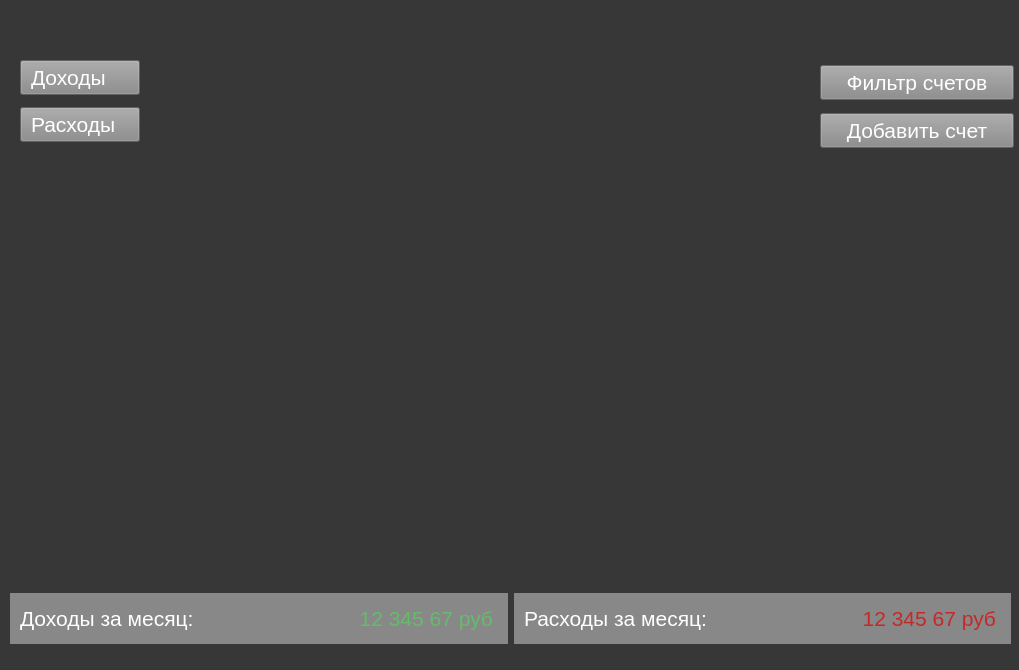
Old version of the form ui/main.ui in the repository Protocs/OkayMoney.
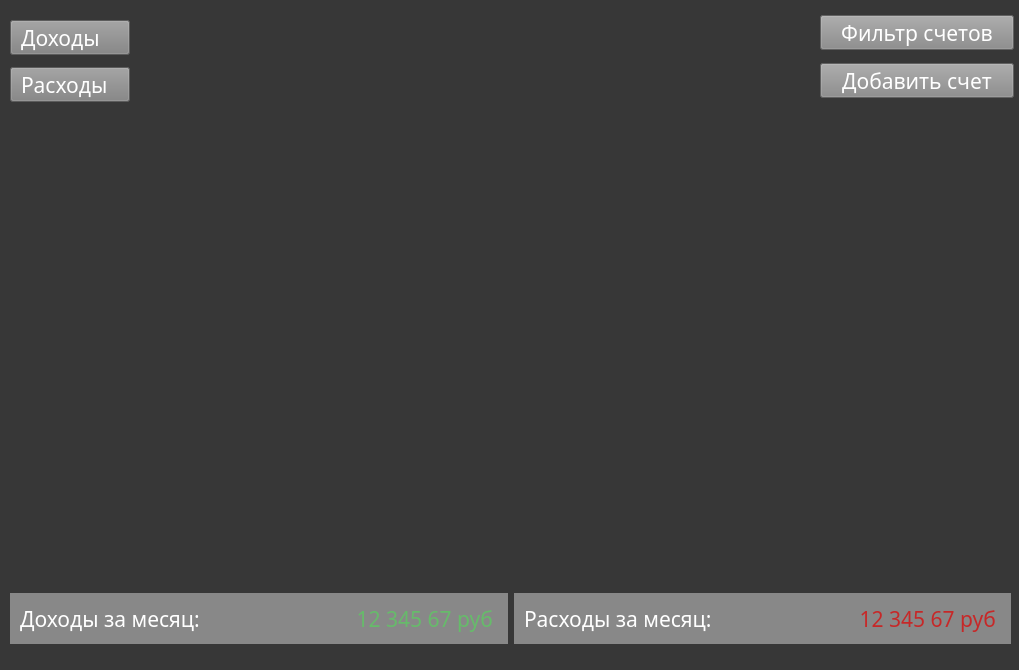
New version of the form.

Commit message: Изменил шрифты в главном окне

```diff
--- a/ui/main.ui
+++ b/ui/main.ui
@@ -38,7 +38,7 @@
     <property name="geometry">
      <rect>
       <x>820</x>
-      <y>50</y>
+      <y>0</y>
       <width>194</width>
       <height>111</height>
      </rect>
@@ -63,6 +63,7 @@
        </property>
        <property name="font">
         <font>
+         <family>Gotham Pro Medium</family>
          <pointsize>16</pointsize>
         </font>
        </property>
@@ -92,6 +93,7 @@
        </property>
        <property name="font">
         <font>
+         <family>Gotham Pro Medium</family>
          <pointsize>16</pointsize>
         </font>
        </property>
@@ -110,8 +112,8 @@
    <widget class="QWidget" name="layoutWidget_3">
     <property name="geometry">
      <rect>
-      <x>20</x>
-      <y>50</y>
+      <x>10</x>
+      <y>10</y>
       <width>131</width>
       <height>101</height>
      </rect>
@@ -136,13 +138,14 @@
        </property>
        <property name="font">
         <font>
+         <family>Gotham Pro Medium</family>
          <pointsize>16</pointsize>
         </font>
        </property>
        <property name="styleSheet">
         <string notr="true">text-align:left;
-background-color: rgb(136, 136, 136);
-padding-left:10px;</string>
+padding-left:10px;
+background-color: rgb(129, 129, 129);</string>
        </property>
        <property name="text">
         <string>Доходы</string>
@@ -165,13 +168,15 @@
        </property>
        <property name="font">
         <font>
+         <family>Gotham Pro Medium</family>
          <pointsize>16</pointsize>
         </font>
        </property>
        <property name="styleSheet">
         <string notr="true">text-align:left;
 background-color: rgb(136, 136, 136);
-padding-left:10px;</string>
+padding-left:10px;
+background-color: rgb(129, 129, 129);</string>
        </property>
        <property name="text">
         <string>Расходы</string>
@@ -199,6 +204,7 @@
         <widget class="QLabel" name="MonthlyIncome">
          <property name="font">
           <font>
+           <family>Gotham Pro Medium</family>
            <pointsize>16</pointsize>
           </font>
          </property>
@@ -215,7 +221,7 @@
         <widget class="QLabel" name="MonthlyIncomeMoney">
          <property name="font">
           <font>
-           <family>MS Shell Dlg 2</family>
+           <family>Gotham Pro Medium</family>
            <pointsize>16</pointsize>
            <weight>50</weight>
            <italic>false</italic>
@@ -247,6 +253,7 @@
         <widget class="QLabel" name="MonthlyExpenses">
          <property name="font">
           <font>
+           <family>Gotham Pro Medium</family>
            <pointsize>16</pointsize>
           </font>
          </property>
@@ -263,6 +270,7 @@
         <widget class="QLabel" name="MonthlyExpensesMoney">
          <property name="font">
           <font>
+           <family>Gotham Pro Medium</family>
            <pointsize>16</pointsize>
            <weight>50</weight>
            <bold>false</bold>
```
Left out of the diff: 2 changed lines with no effect on the pictures.
